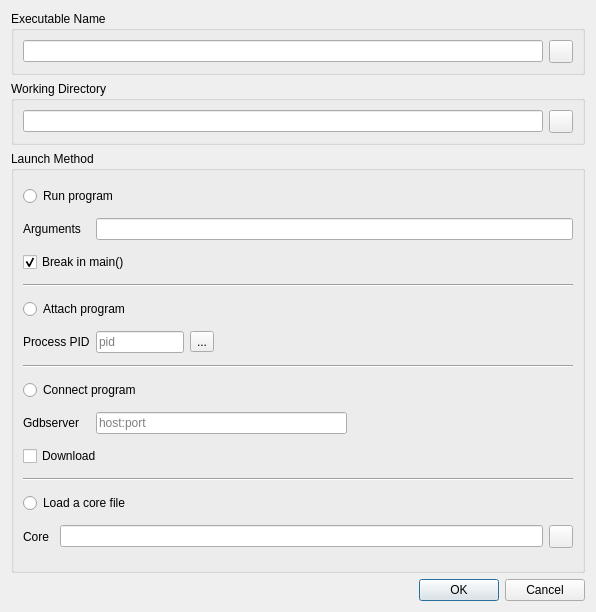
epasveer/seer, file src/SeerDebugDialog.ui: the form before one commit.
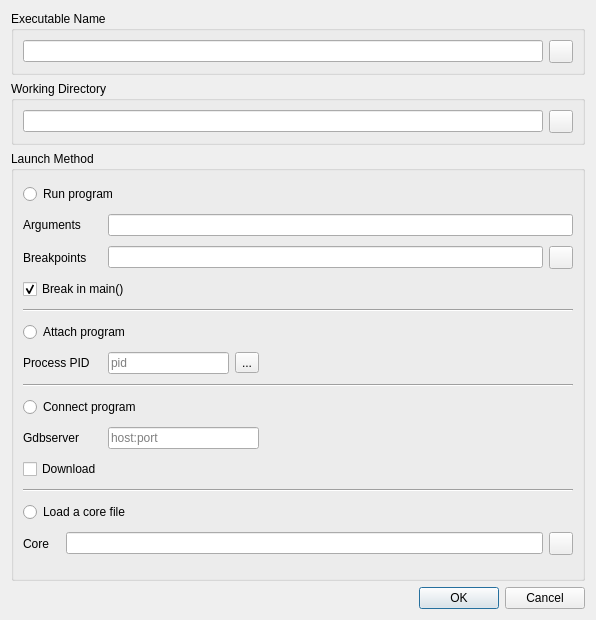
The form after the commit. Icons and pictures are not drawn.

Commit message:
Add a -b argument to load a breakpoint file from the command line.
Also, add a line int the SeerDebugDialog to do the same.

```diff
--- a/src/SeerDebugDialog.ui
+++ b/src/SeerDebugDialog.ui
@@ -7,7 +7,7 @@
     <x>0</x>
     <y>0</y>
     <width>596</width>
-    <height>612</height>
+    <height>620</height>
    </rect>
   </property>
   <property name="windowTitle">
@@ -116,132 +116,7 @@
       <string>Launch Method</string>
      </property>
      <layout class="QGridLayout" name="gridLayout_3">
-      <item row="4" column="0" colspan="4">
-       <widget class="QRadioButton" name="attachProgramRadioButton">
-        <property name="toolTip">
-         <string>Attach to an already running program.</string>
-        </property>
-        <property name="text">
-         <string>Attach program</string>
-        </property>
-       </widget>
-      </item>
-      <item row="3" column="0" colspan="8">
-       <widget class="Line" name="line_1">
-        <property name="orientation">
-         <enum>Qt::Horizontal</enum>
-        </property>
-       </widget>
-      </item>
-      <item row="12" column="1" colspan="6">
-       <widget class="QLineEdit" name="loadCoreFilenameLineEdit">
-        <property name="toolTip">
-         <string>The path and name of a core file.</string>
-        </property>
-        <property name="clearButtonEnabled">
-         <bool>true</bool>
-        </property>
-       </widget>
-      </item>
-      <item row="6" column="0" colspan="8">
-       <widget class="Line" name="line_2">
-        <property name="orientation">
-         <enum>Qt::Horizontal</enum>
-        </property>
-       </widget>
-      </item>
-      <item row="12" column="0">
-       <widget class="QLabel" name="loadCoreFilenameLabel">
-        <property name="text">
-         <string>Core</string>
-        </property>
-       </widget>
-      </item>
-      <item row="10" column="0" colspan="8">
-       <widget class="Line" name="line_3">
-        <property name="orientation">
-         <enum>Qt::Horizontal</enum>
-        </property>
-       </widget>
-      </item>
-      <item row="9" column="0" colspan="3">
-       <widget class="QCheckBox" name="connectProgramDownloadCheckBox">
-        <property name="toolTip">
-         <string>Download the executable used by the gdbserver.</string>
-        </property>
-        <property name="text">
-         <string>Download</string>
-        </property>
-       </widget>
-      </item>
-      <item row="7" column="0" colspan="4">
-       <widget class="QRadioButton" name="connectProgramRadioButton">
-        <property name="toolTip">
-         <string>Connect to an already running program with gdbserver.</string>
-        </property>
-        <property name="text">
-         <string>Connect program</string>
-        </property>
-       </widget>
-      </item>
-      <item row="11" column="0" colspan="4">
-       <widget class="QRadioButton" name="loadCoreRadioButton">
-        <property name="toolTip">
-         <string>Load a core file to debug.</string>
-        </property>
-        <property name="text">
-         <string>Load a core file</string>
-        </property>
-       </widget>
-      </item>
-      <item row="5" column="4">
-       <widget class="QToolButton" name="attachProgramPidToolButton">
-        <property name="toolTip">
-         <string>Open a dialog to select a pid on the local system.</string>
-        </property>
-        <property name="text">
-         <string>...</string>
-        </property>
-       </widget>
-      </item>
-      <item row="1" column="2" colspan="6">
-       <widget class="QLineEdit" name="runProgramArgumentsLineEdit">
-        <property name="toolTip">
-         <string>The arguments to pass to the program.</string>
-        </property>
-        <property name="clearButtonEnabled">
-         <bool>true</bool>
-        </property>
-       </widget>
-      </item>
-      <item row="12" column="7">
-       <widget class="QToolButton" name="loadCoreFilenameToolButton">
-        <property name="toolTip">
-         <string>Open a dialog to select a core file.</string>
-        </property>
-        <property name="text">
-         <string/>
-        </property>
-        <property name="icon">
-         <iconset resource="resource.qrc">
-          <normaloff>:/seer/resources/RelaxLightIcons/document-open.svg</normaloff>:/seer/resources/HighContrast/document-open.svg</iconset>
-        </property>
-       </widget>
-      </item>
-      <item row="5" column="5" colspan="2">
-       <spacer name="attachProgramHorizontalSpacer">
-        <property name="orientation">
-         <enum>Qt::Horizontal</enum>
-        </property>
-        <property name="sizeHint" stdset="0">
-         <size>
-          <width>278</width>
-          <height>20</height>
-         </size>
-        </property>
-       </spacer>
-      </item>
-      <item row="0" column="0" colspan="4">
+      <item row="0" column="0" colspan="3">
        <widget class="QRadioButton" name="runProgramRadioButton">
         <property name="toolTip">
          <string>Run the program.</string>
@@ -251,26 +126,6 @@
         </property>
        </widget>
       </item>
-      <item row="8" column="6" colspan="2">
-       <spacer name="connectProgramHorizontalSpacer_2">
-        <property name="orientation">
-         <enum>Qt::Horizontal</enum>
-        </property>
-        <property name="sizeHint" stdset="0">
-         <size>
-          <width>230</width>
-          <height>20</height>
-         </size>
-        </property>
-       </spacer>
-      </item>
-      <item row="5" column="0" colspan="2">
-       <widget class="QLabel" name="attachProgramPidLabel">
-        <property name="text">
-         <string>Process PID</string>
-        </property>
-       </widget>
-      </item>
       <item row="1" column="0" colspan="2">
        <widget class="QLabel" name="runProgramArgumentsLabel">
         <property name="text">
@@ -278,7 +133,38 @@
         </property>
        </widget>
       </item>
-      <item row="2" column="0" colspan="4">
+      <item row="2" column="0" colspan="2">
+       <widget class="QLabel" name="loadBreakpointsFilenameLabel">
+        <property name="text">
+         <string>Breakpoints</string>
+        </property>
+       </widget>
+      </item>
+      <item row="2" column="2" colspan="3">
+       <widget class="QLineEdit" name="loadBreakpointsFilenameLineEdit">
+        <property name="toolTip">
+         <string>A file containing previously saved breakpoints.</string>
+        </property>
+        <property name="clearButtonEnabled">
+         <bool>true</bool>
+        </property>
+       </widget>
+      </item>
+      <item row="2" column="5">
+       <widget class="QToolButton" name="loadBreakpointsFilenameToolButton">
+        <property name="toolTip">
+         <string>Open a dialog to select a breakpoints file.</string>
+        </property>
+        <property name="text">
+         <string/>
+        </property>
+        <property name="icon">
+         <iconset resource="resource.qrc">
+          <normaloff>:/seer/resources/RelaxLightIcons/document-open.svg</normaloff>:/seer/resources/RelaxLightIcons/document-open.svg</iconset>
+        </property>
+       </widget>
+      </item>
+      <item row="3" column="0" colspan="3">
        <widget class="QCheckBox" name="runProgramBreakInMainCheckBox">
         <property name="toolTip">
          <string>Set a breakpoint in main() before running program.</string>
@@ -294,7 +180,31 @@
         </property>
        </widget>
       </item>
-      <item row="5" column="2" colspan="2">
+      <item row="4" column="0" colspan="6">
+       <widget class="Line" name="line_1">
+        <property name="orientation">
+         <enum>Qt::Horizontal</enum>
+        </property>
+       </widget>
+      </item>
+      <item row="5" column="0" colspan="3">
+       <widget class="QRadioButton" name="attachProgramRadioButton">
+        <property name="toolTip">
+         <string>Attach to an already running program.</string>
+        </property>
+        <property name="text">
+         <string>Attach program</string>
+        </property>
+       </widget>
+      </item>
+      <item row="6" column="0" colspan="2">
+       <widget class="QLabel" name="attachProgramPidLabel">
+        <property name="text">
+         <string>Process PID</string>
+        </property>
+       </widget>
+      </item>
+      <item row="6" column="2">
        <widget class="QLineEdit" name="attachProgramPidLineEdit">
         <property name="toolTip">
          <string>The process pid.</string>
@@ -310,14 +220,54 @@
         </property>
        </widget>
       </item>
-      <item row="8" column="0" colspan="2">
+      <item row="6" column="3">
+       <widget class="QToolButton" name="attachProgramPidToolButton">
+        <property name="toolTip">
+         <string>Open a dialog to select a pid on the local system.</string>
+        </property>
+        <property name="text">
+         <string>...</string>
+        </property>
+       </widget>
+      </item>
+      <item row="6" column="4">
+       <spacer name="attachProgramHorizontalSpacer">
+        <property name="orientation">
+         <enum>Qt::Horizontal</enum>
+        </property>
+        <property name="sizeHint" stdset="0">
+         <size>
+          <width>278</width>
+          <height>20</height>
+         </size>
+        </property>
+       </spacer>
+      </item>
+      <item row="7" column="0" colspan="6">
+       <widget class="Line" name="line_2">
+        <property name="orientation">
+         <enum>Qt::Horizontal</enum>
+        </property>
+       </widget>
+      </item>
+      <item row="8" column="0" colspan="3">
+       <widget class="QRadioButton" name="connectProgramRadioButton">
+        <property name="toolTip">
+         <string>Connect to an already running program with gdbserver.</string>
+        </property>
+        <property name="text">
+         <string>Connect program</string>
+        </property>
+       </widget>
+      </item>
+      <item row="9" column="0" colspan="2">
        <widget class="QLabel" name="connectProgramHostPortLabel">
         <property name="text">
          <string>Gdbserver</string>
         </property>
        </widget>
       </item>
-      <item row="8" column="2" colspan="4">
+      <item row="9" column="2" colspan="2">
        <widget class="QLineEdit" name="connectProgramHostPortLineEdit">
         <property name="toolTip">
          <string>The name of the remote host where gdbserver has already been started.</string>
@@ -333,6 +283,87 @@
         </property>
        </widget>
       </item>
+      <item row="9" column="4" colspan="2">
+       <spacer name="connectProgramHorizontalSpacer_2">
+        <property name="orientation">
+         <enum>Qt::Horizontal</enum>
+        </property>
+        <property name="sizeHint" stdset="0">
+         <size>
+          <width>230</width>
+          <height>20</height>
+         </size>
+        </property>
+       </spacer>
+      </item>
+      <item row="10" column="0" colspan="2">
+       <widget class="QCheckBox" name="connectProgramDownloadCheckBox">
+        <property name="toolTip">
+         <string>Download the executable used by the gdbserver.</string>
+        </property>
+        <property name="text">
+         <string>Download</string>
+        </property>
+       </widget>
+      </item>
+      <item row="11" column="0" colspan="6">
+       <widget class="Line" name="line_3">
+        <property name="orientation">
+         <enum>Qt::Horizontal</enum>
+        </property>
+       </widget>
+      </item>
+      <item row="12" column="0" colspan="3">
+       <widget class="QRadioButton" name="loadCoreRadioButton">
+        <property name="toolTip">
+         <string>Load a core file to debug.</string>
+        </property>
+        <property name="text">
+         <string>Load a core file</string>
+        </property>
+       </widget>
+      </item>
+      <item row="13" column="0">
+       <widget class="QLabel" name="loadCoreFilenameLabel">
+        <property name="text">
+         <string>Core</string>
+        </property>
+       </widget>
+      </item>
+      <item row="13" column="1" colspan="4">
+       <widget class="QLineEdit" name="loadCoreFilenameLineEdit">
+        <property name="toolTip">
+         <string>The path and name of a core file.</string>
+        </property>
+        <property name="clearButtonEnabled">
+         <bool>true</bool>
+        </property>
+       </widget>
+      </item>
+      <item row="13" column="5">
+       <widget class="QToolButton" name="loadCoreFilenameToolButton">
+        <property name="toolTip">
+         <string>Open a dialog to select a core file.</string>
+        </property>
+        <property name="text">
+         <string/>
+        </property>
+        <property name="icon">
+         <iconset resource="resource.qrc">
+          <normaloff>:/seer/resources/RelaxLightIcons/document-open.svg</normaloff>:/seer/resources/RelaxLightIcons/document-open.svg</iconset>
+        </property>
+       </widget>
+      </item>
+      <item row="1" column="2" colspan="4">
+       <widget class="QLineEdit" name="runProgramArgumentsLineEdit">
+        <property name="toolTip">
+         <string>The arguments to pass to the program.</string>
+        </property>
+        <property name="clearButtonEnabled">
+         <bool>true</bool>
+        </property>
+       </widget>
+      </item>
      </layout>
     </widget>
    </item>
```
Left out of the diff: 4 changed lines with no effect on the pictures. The commit also changes 8 other files.
